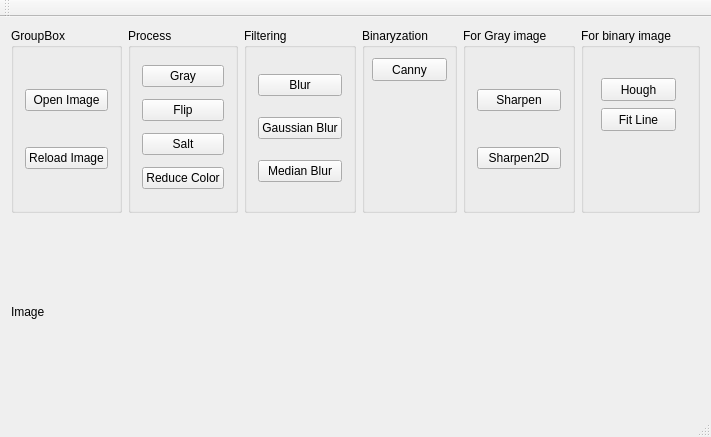
Old version of the form OpenCarVision/mainwindow.ui in the repository baidut/ITS.
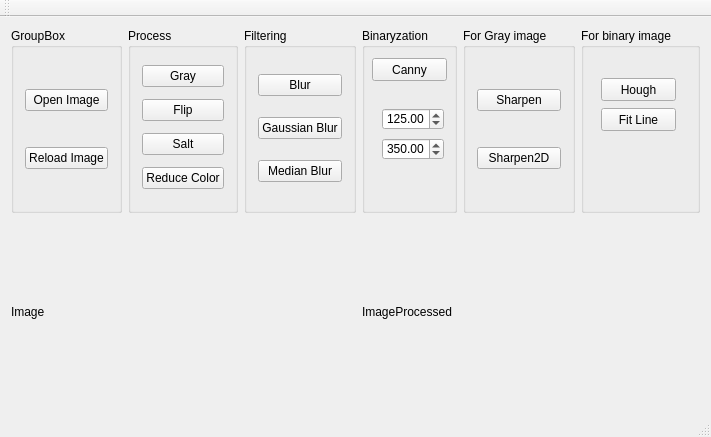
New version of the form.

Commit message:
+Canny算子参数调节
低阈值越大，高阈值越大，则限制越大；反之，则限制越宽松，特征图点越多

The edit to the form file:
```diff
--- a/OpenCarVision/mainwindow.ui
+++ b/OpenCarVision/mainwindow.ui
@@ -161,13 +161,6 @@
       </layout>
      </widget>
     </item>
-    <item row="1" column="0">
-     <widget class="QLabel" name="label_img">
-      <property name="text">
-       <string>Image</string>
-      </property>
-     </widget>
-    </item>
     <item row="0" column="3">
      <widget class="QGroupBox" name="groupBox_6">
       <property name="title">
@@ -186,6 +179,52 @@
         <string>Canny</string>
        </property>
       </widget>
+      <widget class="QDoubleSpinBox" name="doubleSpinBox_threshold1">
+       <property name="geometry">
+        <rect>
+         <x>20</x>
+         <y>80</y>
+         <width>62</width>
+         <height>22</height>
+        </rect>
+       </property>
+       <property name="maximum">
+        <double>1000.000000000000000</double>
+       </property>
+       <property name="value">
+        <double>125.000000000000000</double>
+       </property>
+      </widget>
+      <widget class="QDoubleSpinBox" name="doubleSpinBox_threshold2">
+       <property name="geometry">
+        <rect>
+         <x>20</x>
+         <y>110</y>
+         <width>62</width>
+         <height>22</height>
+        </rect>
+       </property>
+       <property name="maximum">
+        <double>1000.000000000000000</double>
+       </property>
+       <property name="value">
+        <double>350.000000000000000</double>
+       </property>
+      </widget>
+     </widget>
+    </item>
+    <item row="1" column="0" colspan="3">
+     <widget class="QLabel" name="label_img">
+      <property name="text">
+       <string>Image</string>
+      </property>
+     </widget>
+    </item>
+    <item row="1" column="3" colspan="3">
+     <widget class="QLabel" name="label_imgProc">
+      <property name="text">
+       <string>ImageProcessed</string>
+      </property>
      </widget>
     </item>
    </layout>
```
Left out of the diff: 35 changed lines with no effect on the pictures. The commit also changes 2 other files.
